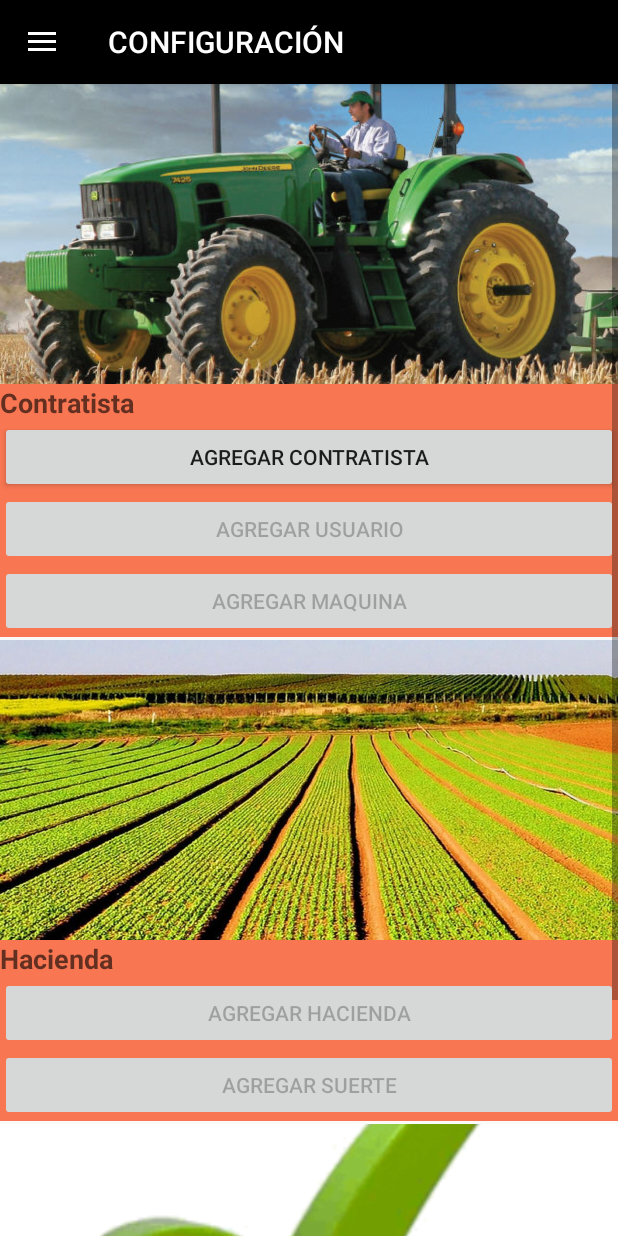
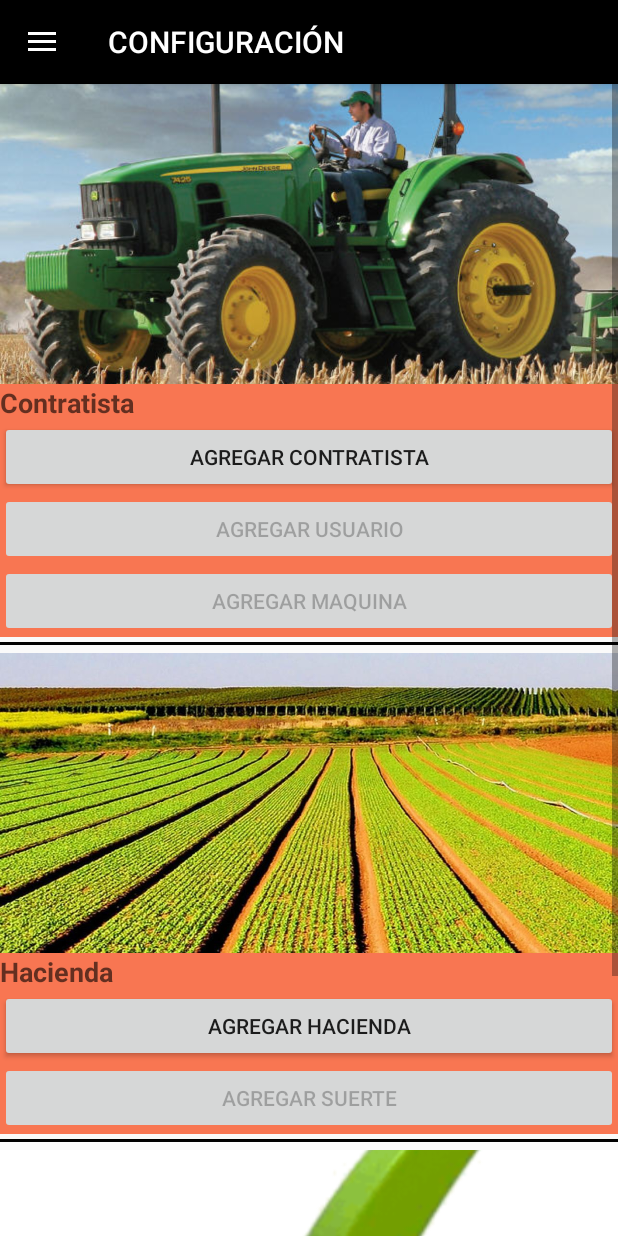
Before and after one commit to diegoochoac/ConcentradorEventos, an Android app: the FragmentoInicio screen opened directly, with no data from a screen before it, in the side drawer, after a tap on "CONFIGURACIÓN", on a phone screen of 412 x 824 dp. Run offline under Robolectric (Android 15) with nearby library versions, the phone set to English and light mode, and no system bars; pictures from the network do not load.

Commit message:
se acutualiza la iteraccion entre los fragment y el main

```diff
--- a/app/src/main/java/com/concentrador/agrum/concentradoreventos/MainActivity.java
+++ b/app/src/main/java/com/concentrador/agrum/concentradoreventos/MainActivity.java
@@ -2,6 +2,7 @@ package com.concentrador.agrum.concentradoreventos;
 
 import android.content.Context;
 import android.content.SharedPreferences;
+import android.net.Uri;
 import android.os.Bundle;
 import android.support.design.widget.NavigationView;
 import android.support.v4.app.Fragment;
@@ -14,11 +15,11 @@ import android.util.Log;
 import android.view.MenuItem;
 
 import basedatos.DatabaseCrud;
+import fragments.FragmentoCategorias;
 import fragments.FragmentoConfiguracion;
-import fragments.FragmentoLabor;
-import fragments.FragmentoCategorias;
 import fragments.FragmentoCuenta;
 import fragments.FragmentoInicio;
+import fragments.FragmentoLabor;
 import utils.OnFragmentInteractionListener;
 
 public class MainActivity extends AppCompatActivity implements OnFragmentInteractionListener {
@@ -139,40 +140,20 @@ public class MainActivity extends AppCompatActivity implements OnFragmentInterac
     }
 
     @Override
-    public void onFragmentIteration(Bundle parameters) {
+    public void onFragmentIteration(Uri uri) {
 
+        Log.i("MAIN ITERA","URI: "+uri.toString());
         Fragment fragmentoGenerico= null;
         FragmentManager fragmentManager = getSupportFragmentManager();
         Bundle args = new Bundle();
-        Bundle param = parameters;
 
-        //int EventoSeleccionado = param.getInt("Evento");
-        int RegistroSeleccionado = param.getInt("Registro");
-        boolean regresar = param.getBoolean("Regresar");
+        String[] spl = uri.toString().split(":");
+        switch (spl[0]){
 
+            case FragmentoInicio.SET_REGISTRO:
 
-        String User = param.getString("UsuarioSelec");
-        String Machine = param.getString("MaquinaSelec");
-
-        Log.i("main","VALORES"+User+""+Machine+""+RegistroSeleccionado+""+regresar);
-
-        //Guardar los valores en las preferencias del celular quedan en memoria.
-        if(User != null){
-            Log.i("main","ENTROGuardarUsuario");
-            editor.putString(usuario,param.getString("UsuarioSelec"));
-            editor.commit();
-        }
-        if(Machine != null){
-            Log.i("main","ENTROGuardarMaquina");
-            editor.putString(maquina,param.getString("MaquinaSelec"));
-            editor.commit();
-        }
-
-
-
-        if (RegistroSeleccionado ==0 ){
-            RegistroSeleccionado=-1;
-            Log.i("main","ENTRO LABOR"+RegistroSeleccionado);
+                if (spl[1].equals("0") ){
+                    Log.i("main","ENTRO LABOR"+spl[1]);
                     fragmentoGenerico = new FragmentoLabor();
                     args.putString("Contratista",  sharedpreferences.getString(contratista,""));
                     args.putString("Trabajador", sharedpreferences.getString(usuario,""));
@@ -181,15 +162,33 @@ public class MainActivity extends AppCompatActivity implements OnFragmentInterac
                     args.putString("Suerte",  sharedpreferences.getString(suerte,""));
                     fragmentoGenerico.setArguments(args);
                 }
-        else if (RegistroSeleccionado ==1 ){
-            RegistroSeleccionado=-1;
-            Log.i("main","ENTRO EVENTOS"+RegistroSeleccionado);
+                else if (spl[1].equals("1")){
+                    Log.i("main","ENTRO EVENTOS"+spl[1]);
                     fragmentoGenerico = new FragmentoCategorias();
                 }
 
-        if(regresar==true){
-            fragmentoGenerico = new FragmentoInicio();
+                break;
+
+            case FragmentoCuenta.SET_USUARIO:
+                Log.i("main","ENTROGuardarUsuario"+ spl[1]);
+                editor.putString(usuario,spl[1]);
+                editor.commit();
+                break;
+
+            case FragmentoCuenta.SET_MAQUINA:
+                Log.i("main","ENTROGuardarMaquina"+ spl[1]);
+                editor.putString(maquina,spl[1]);
+                editor.commit();
+                break;
+
+
         }
+
+        //int EventoSeleccionado = param.getInt("Evento");
+        //boolean regresar = param.getBoolean("Regresar");
+        //if(regresar==true){
+        //    fragmentoGenerico = new FragmentoInicio();
+        //}
 
         if (fragmentoGenerico != null) {
             fragmentManager
--- a/app/src/main/java/fragments/FragmentoCategoria.java
+++ b/app/src/main/java/fragments/FragmentoCategoria.java
@@ -1,6 +1,7 @@
 package fragments;
 
 import android.app.Activity;
+import android.net.Uri;
 import android.os.Bundle;
 import android.support.annotation.Nullable;
 import android.support.v4.app.Fragment;
@@ -36,7 +37,11 @@ public class FragmentoCategoria extends Fragment implements ItemClickListener {
 
     int indiceSeccion;
 
+    //Variables que se van hacia el MAIN
+    public final static String SET_EVENTO = "Evento";
+
     private OnFragmentInteractionListener mCallback = null;
+    Uri uri = Uri.parse("");
 
 
     public static FragmentoCategoria nuevaInstancia(int indiceSeccion) {
@@ -131,9 +136,8 @@ public class FragmentoCategoria extends Fragment implements ItemClickListener {
         switch (indiceSeccion) {
             case 0:
                 Log.i("Fragmento Categoria","Evento posicion: "+position);
-                Bundle args = new Bundle();
-                args.putInt("EventoSelec",position);
-                mCallback.onFragmentIteration(args);
+                uri = Uri.parse(SET_EVENTO +":"+position);
+                mCallback.onFragmentIteration(uri);
                 break;
             case 1:
                 Log.i("Fragmento Categoria","Usuario posicion: "+position);
--- a/app/src/main/java/fragments/FragmentoInicio.java
+++ b/app/src/main/java/fragments/FragmentoInicio.java
@@ -1,11 +1,9 @@
 package fragments;
 
 import android.app.Activity;
-import android.content.Context;
 import android.net.Uri;
 import android.os.Bundle;
 import android.support.v4.app.Fragment;
-import android.support.v7.widget.GridLayoutManager;
 import android.support.v7.widget.LinearLayoutManager;
 import android.support.v7.widget.RecyclerView;
 import android.util.Log;
@@ -27,7 +25,12 @@ public class FragmentoInicio extends Fragment implements ItemClickListener {
     //private GridLayoutManager layoutManager;
     private AdaptadorInicio adaptador;
 
+    //Variables que se van hacia el MAIN
+    public final static String SET_REGISTRO = "Registro";
+
+
     private OnFragmentInteractionListener mCallback = null;
+    Uri uri = Uri.parse("");
 
 
     public FragmentoInicio() {
@@ -87,10 +90,8 @@ public class FragmentoInicio extends Fragment implements ItemClickListener {
 
     @Override
     public void onClick(View view, int position) {
-
         Log.i("Fragmento Inicio","Registro Posicion: "+position);
-        Bundle args = new Bundle();
-        args.putInt("Registro",position);
-        mCallback.onFragmentIteration(args);
+        uri = Uri.parse(SET_REGISTRO+":"+position);
+        mCallback.onFragmentIteration(uri);
     }
 }
--- a/app/src/main/java/utils/OnFragmentInteractionListener.java
+++ b/app/src/main/java/utils/OnFragmentInteractionListener.java
@@ -9,5 +9,5 @@ import android.os.Bundle;
 public interface OnFragmentInteractionListener {
 
     //public void onFragmentInteraction(Uri uri);
-    public void onFragmentIteration(Bundle parameters);
+    public void onFragmentIteration(Uri uri);
 }
--- a/app/src/main/res/layout/dialogconfiguracion.xml
+++ b/app/src/main/res/layout/dialogconfiguracion.xml
@@ -46,12 +46,6 @@
             android:id="@+id/btnSeleccionar"
             android:layout_weight="1" />
 
-        <Button
-            android:layout_width="match_parent"
-            android:layout_height="wrap_content"
-            android:text="Actualizar"
-            android:id="@+id/btnActualizar"
-            android:layout_weight="1" />
     </TableRow>
 
     <TableRow
--- a/app/src/main/res/layout/fragment_configuracion.xml
+++ b/app/src/main/res/layout/fragment_configuracion.xml
@@ -61,6 +61,13 @@
 
             </LinearLayout>
 
+            <View
+                android:layout_width="wrap_content"
+                android:layout_height="2dp"
+                android:background="@android:color/black"
+                android:layout_marginTop="3dp"
+                android:layout_marginBottom="3dp" />
+
             <LinearLayout
                 android:orientation="vertical"
                 android:layout_width="match_parent"
@@ -100,6 +107,13 @@
 
             </LinearLayout>
 
+            <View
+                android:layout_width="wrap_content"
+                android:layout_height="2dp"
+                android:background="@android:color/black"
+                android:layout_marginTop="3dp"
+                android:layout_marginBottom="3dp" />
+
             <LinearLayout
                 android:orientation="vertical"
                 android:layout_width="match_parent"
@@ -134,6 +148,14 @@
                     android:id="@+id/btnAgregarEvento" />
 
             </LinearLayout>
+
+            <View
+                android:layout_width="wrap_content"
+                android:layout_height="2dp"
+                android:background="@android:color/black"
+                android:layout_marginTop="3dp"
+                android:layout_marginBottom="3dp" />
+
         </LinearLayout>
     </ScrollView>
 
```
Also changed, not shown: app/src/main/java/fragments/FragmentoConfiguracion.java (+39 -89 lines), app/src/main/java/fragments/FragmentoCuenta.java (+9 -2 lines), app/src/main/res/layout/item_lista_inicio.xml (+17 -11 lines). Lines whose indentation alone changed are shown as unchanged.
